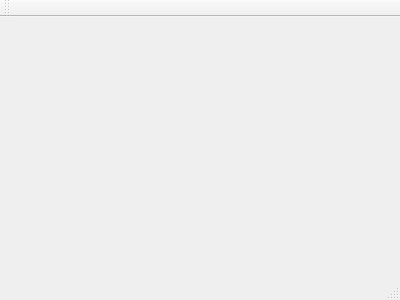
Qt form UI/mainwindow.ui (NoemieRullier/Competinator) before a commit.
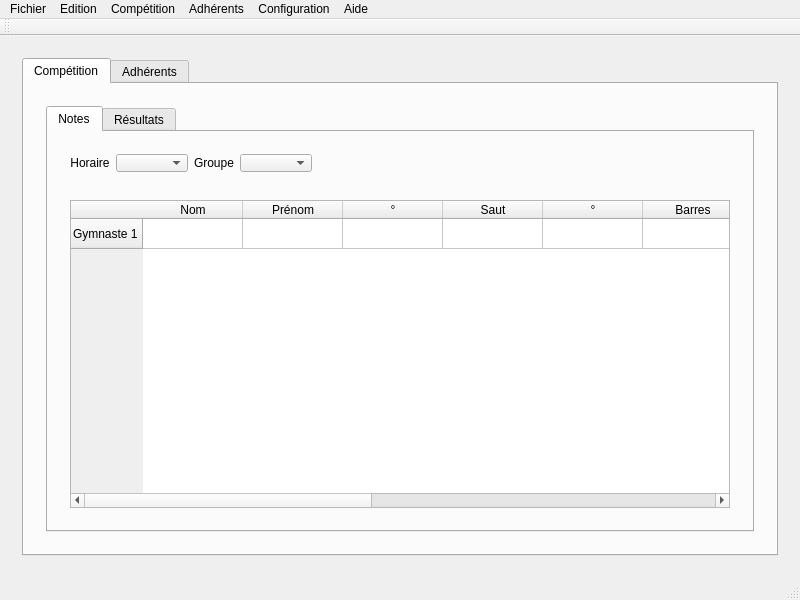
The same form after that commit. Icons and pictures are not drawn.

Patch:
```diff
--- a/UI/mainwindow.ui
+++ b/UI/mainwindow.ui
@@ -1,24 +1,374 @@
 <ui version="4.0">
  <class>MainWindow</class>
- <widget class="QMainWindow" name="MainWindow" >
-  <property name="geometry" >
+ <widget class="QMainWindow" name="MainWindow">
+  <property name="geometry">
    <rect>
     <x>0</x>
     <y>0</y>
-    <width>400</width>
-    <height>300</height>
+    <width>800</width>
+    <height>600</height>
    </rect>
   </property>
   <property name="windowTitle" >
    <string>MainWindow</string>
   </property>
-  <widget class="QMenuBar" name="menuBar" />
-  <widget class="QToolBar" name="mainToolBar" />
-  <widget class="QWidget" name="centralWidget" />
-  <widget class="QStatusBar" name="statusBar" />
+  <property name="windowIcon">
+   <iconset resource="../Resources.qrc">
+    <normaloff>:/pictures/pictures/Competinator.png</normaloff>:/pictures/pictures/Competinator.png</iconset>
+  </property>
+  <widget class="QWidget" name="centralWidget">
+   <layout class="QHBoxLayout" name="horizontalLayout">
+    <item>
+     <widget class="QWidget" name="widget" native="true">
+      <layout class="QHBoxLayout" name="horizontalLayout_2">
+       <item>
+        <widget class="QTabWidget" name="tabWidget">
+         <property name="currentIndex">
+          <number>0</number>
+         </property>
+         <widget class="QWidget" name="tab_competition">
+          <attribute name="title">
+           <string>Compétition</string>
+          </attribute>
+          <layout class="QHBoxLayout" name="horizontalLayout_3">
+           <item>
+            <widget class="QWidget" name="widget_2" native="true">
+             <layout class="QHBoxLayout" name="horizontalLayout_4">
+              <item>
+               <widget class="QTabWidget" name="tabWidget_2">
+                <property name="currentIndex">
+                 <number>0</number>
+                </property>
+                <widget class="QWidget" name="tab">
+                 <attribute name="title">
+                  <string>Notes</string>
+                 </attribute>
+                 <layout class="QVBoxLayout" name="verticalLayout">
+                  <item>
+                   <widget class="QWidget" name="widget_3" native="true">
+                    <property name="maximumSize">
+                     <size>
+                      <width>16777215</width>
+                      <height>40</height>
+                     </size>
+                    </property>
+                    <layout class="QHBoxLayout" name="horizontalLayout_5">
+                     <item>
+                      <widget class="QLabel" name="label">
+                       <property name="text">
+                        <string>Horaire</string>
+                       </property>
+                       <property name="alignment">
+                        <set>Qt::AlignCenter</set>
+                       </property>
+                      </widget>
+                     </item>
+                     <item>
+                      <widget class="QComboBox" name="comboBox"/>
+                     </item>
+                     <item>
+                      <widget class="QLabel" name="label_2">
+                       <property name="text">
+                        <string>Groupe</string>
+                       </property>
+                       <property name="alignment">
+                        <set>Qt::AlignCenter</set>
+                       </property>
+                      </widget>
+                     </item>
+                     <item>
+                      <widget class="QComboBox" name="comboBox_2"/>
+                     </item>
+                     <item>
+                      <spacer name="horizontalSpacer">
+                       <property name="orientation">
+                        <enum>Qt::Horizontal</enum>
+                       </property>
+                       <property name="sizeHint" stdset="0">
+                        <size>
+                         <width>40</width>
+                         <height>20</height>
+                        </size>
+                       </property>
+                      </spacer>
+                     </item>
+                    </layout>
+                   </widget>
+                  </item>
+                  <item>
+                   <widget class="QWidget" name="widget_4" native="true">
+                    <layout class="QHBoxLayout" name="horizontalLayout_6">
+                     <item>
+                      <widget class="QTableWidget" name="tableWidget">
+                       <row>
+                        <property name="text">
+                         <string>Gymnaste 1</string>
+                        </property>
+                       </row>
+                       <column>
+                        <property name="text">
+                         <string>Nom</string>
+                        </property>
+                       </column>
+                       <column>
+                        <property name="text">
+                         <string>Prénom</string>
+                        </property>
+                       </column>
+                       <column>
+                        <property name="text">
+                         <string>°</string>
+                        </property>
+                       </column>
+                       <column>
+                        <property name="text">
+                         <string>Saut</string>
+                        </property>
+                        <property name="icon">
+                         <iconset resource="../Resources.qrc">
+                          <normaloff>:/pictures/pictures/saut.png</normaloff>:/pictures/pictures/saut.png</iconset>
+                        </property>
+                       </column>
+                       <column>
+                        <property name="text">
+                         <string>°</string>
+                        </property>
+                       </column>
+                       <column>
+                        <property name="text">
+                         <string>Barres</string>
+                        </property>
+                        <property name="icon">
+                         <iconset resource="../Resources.qrc">
+                          <normaloff>:/pictures/pictures/barres.png</normaloff>:/pictures/pictures/barres.png</iconset>
+                        </property>
+                       </column>
+                       <column>
+                        <property name="text">
+                         <string>°</string>
+                        </property>
+                       </column>
+                       <column>
+                        <property name="text">
+                         <string>Poutre</string>
+                        </property>
+                        <property name="icon">
+                         <iconset resource="../Resources.qrc">
+                          <normaloff>:/pictures/pictures/poutre.png</normaloff>:/pictures/pictures/poutre.png</iconset>
+                        </property>
+                       </column>
+                       <column>
+                        <property name="text">
+                         <string>°</string>
+                        </property>
+                       </column>
+                       <column>
+                        <property name="text">
+                         <string>Sol</string>
+                        </property>
+                        <property name="icon">
+                         <iconset resource="../Resources.qrc">
+                          <normaloff>:/pictures/pictures/sol.png</normaloff>:/pictures/pictures/sol.png</iconset>
+                        </property>
+                       </column>
+                       <column>
+                        <property name="text">
+                         <string>TOTAL</string>
+                        </property>
+                       </column>
+                      </widget>
+                     </item>
+                    </layout>
+                   </widget>
+                  </item>
+                 </layout>
+                </widget>
+                <widget class="QWidget" name="tab_2">
+                 <attribute name="title">
+                  <string>Résultats</string>
+                 </attribute>
+                </widget>
+               </widget>
+              </item>
+             </layout>
+            </widget>
+           </item>
+          </layout>
+         </widget>
+         <widget class="QWidget" name="tab_adherent">
+          <attribute name="title">
+           <string>Adhérents</string>
+          </attribute>
+         </widget>
+        </widget>
+       </item>
+      </layout>
+     </widget>
+    </item>
+   </layout>
+  </widget>
+  <widget class="QMenuBar" name="menuBar">
+   <property name="geometry">
+    <rect>
+     <x>0</x>
+     <y>0</y>
+     <width>800</width>
+     <height>22</height>
+    </rect>
+   </property>
+   <widget class="QMenu" name="menuFichier">
+    <property name="title">
+     <string>Fichier</string>
+    </property>
+    <addaction name="actionEnregistrer"/>
+    <addaction name="actionEnregistrer_sous"/>
+   </widget>
+   <widget class="QMenu" name="menuEdition">
+    <property name="title">
+     <string>Edition</string>
+    </property>
+    <addaction name="actionAnnuler"/>
+    <addaction name="actionR_tablir"/>
+    <addaction name="separator"/>
+    <addaction name="actionCouper"/>
+    <addaction name="actionCopier"/>
+    <addaction name="actionColler"/>
+   </widget>
+   <widget class="QMenu" name="menuComp_tition">
+    <property name="title">
+     <string>Compétition</string>
+    </property>
+    <addaction name="actionNouveau"/>
+    <addaction name="actionOuvrir"/>
+    <addaction name="actionOuvrir_r_cent"/>
+   </widget>
+   <widget class="QMenu" name="menuAdh_rents">
+    <property name="title">
+     <string>Adhérents</string>
+    </property>
+    <addaction name="actionNouveau_2"/>
+    <addaction name="actionOuvrir_2"/>
+    <addaction name="actionOuvrir_r_cent_2"/>
+   </widget>
+   <widget class="QMenu" name="menuConfiguration">
+    <property name="title">
+     <string>Configuration</string>
+    </property>
+    <addaction name="actionGroupe_entrainement"/>
+    <addaction name="actionCat_gorie"/>
+    <addaction name="actionFichier_d_adh_rents"/>
+   </widget>
+   <widget class="QMenu" name="menuAide">
+    <property name="title">
+     <string>Aide</string>
+    </property>
+    <addaction name="actionAbout"/>
+   </widget>
+   <addaction name="menuFichier"/>
+   <addaction name="menuEdition"/>
+   <addaction name="menuComp_tition"/>
+   <addaction name="menuAdh_rents"/>
+   <addaction name="menuConfiguration"/>
+   <addaction name="menuAide"/>
+  </widget>
+  <widget class="QToolBar" name="mainToolBar">
+   <attribute name="toolBarArea">
+    <enum>TopToolBarArea</enum>
+   </attribute>
+   <attribute name="toolBarBreak">
+    <bool>false</bool>
+   </attribute>
+  </widget>
+  <widget class="QStatusBar" name="statusBar"/>
+  <action name="actionEnregistrer">
+   <property name="text">
+    <string>Enregistrer</string>
+   </property>
+  </action>
+  <action name="actionEnregistrer_sous">
+   <property name="text">
+    <string>Enregistrer sous ...</string>
+   </property>
+  </action>
+  <action name="actionAnnuler">
+   <property name="text">
+    <string>Annuler</string>
+   </property>
+  </action>
+  <action name="actionR_tablir">
+   <property name="text">
+    <string>Rétablir</string>
+   </property>
+  </action>
+  <action name="actionCouper">
+   <property name="text">
+    <string>Couper</string>
+   </property>
+  </action>
+  <action name="actionCopier">
+   <property name="text">
+    <string>Copier</string>
+   </property>
+  </action>
+  <action name="actionColler">
+   <property name="text">
+    <string>Coller</string>
+   </property>
+  </action>
+  <action name="actionNouveau">
+   <property name="text">
+    <string>Nouveau</string>
+   </property>
+  </action>
+  <action name="actionOuvrir">
+   <property name="text">
+    <string>Ouvrir</string>
+   </property>
+  </action>
+  <action name="actionOuvrir_r_cent">
+   <property name="text">
+    <string>Ouvrir récent ...</string>
+   </property>
+  </action>
+  <action name="actionNouveau_2">
+   <property name="text">
+    <string>Nouveau</string>
+   </property>
+  </action>
+  <action name="actionOuvrir_2">
+   <property name="text">
+    <string>Ouvrir</string>
+   </property>
+  </action>
+  <action name="actionOuvrir_r_cent_2">
+   <property name="text">
+    <string>Ouvrir récent ...</string>
+   </property>
+  </action>
+  <action name="actionGroupe_entrainement">
+   <property name="text">
+    <string>Groupes d'entrainement</string>
+   </property>
+  </action>
+  <action name="actionCat_gorie">
+   <property name="text">
+    <string>Catégories</string>
+   </property>
+  </action>
+  <action name="actionFichier_d_adh_rents">
+   <property name="text">
+    <string>Fichier d'adhérents</string>
+   </property>
+  </action>
+  <action name="actionAbout">
+   <property name="text">
+    <string>About</string>
+   </property>
+  </action>
  </widget>
- <layoutDefault spacing="6" margin="11" />
- <pixmapfunction></pixmapfunction>
- <resources/>
+ <layoutdefault spacing="6" margin="11"/>
+ <resources>
+  <include location="../Resources.qrc"/>
+ </resources>
  <connections/>
 </ui>
```
Left out of the diff: 5 changed lines with no effect on the pictures.
